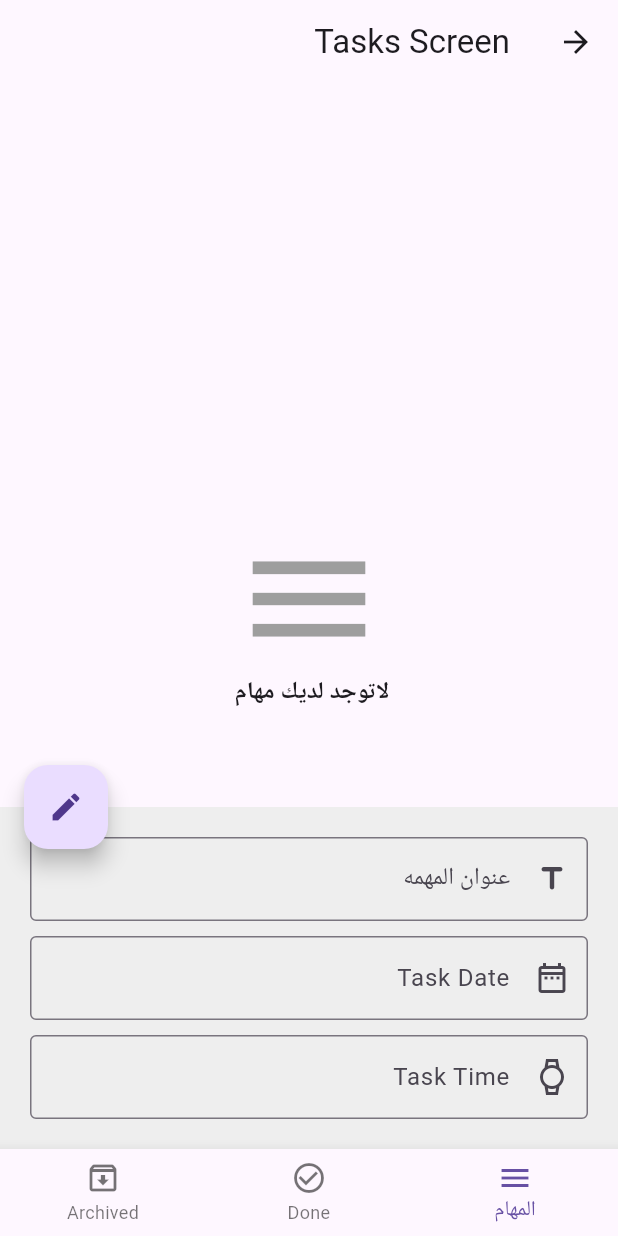
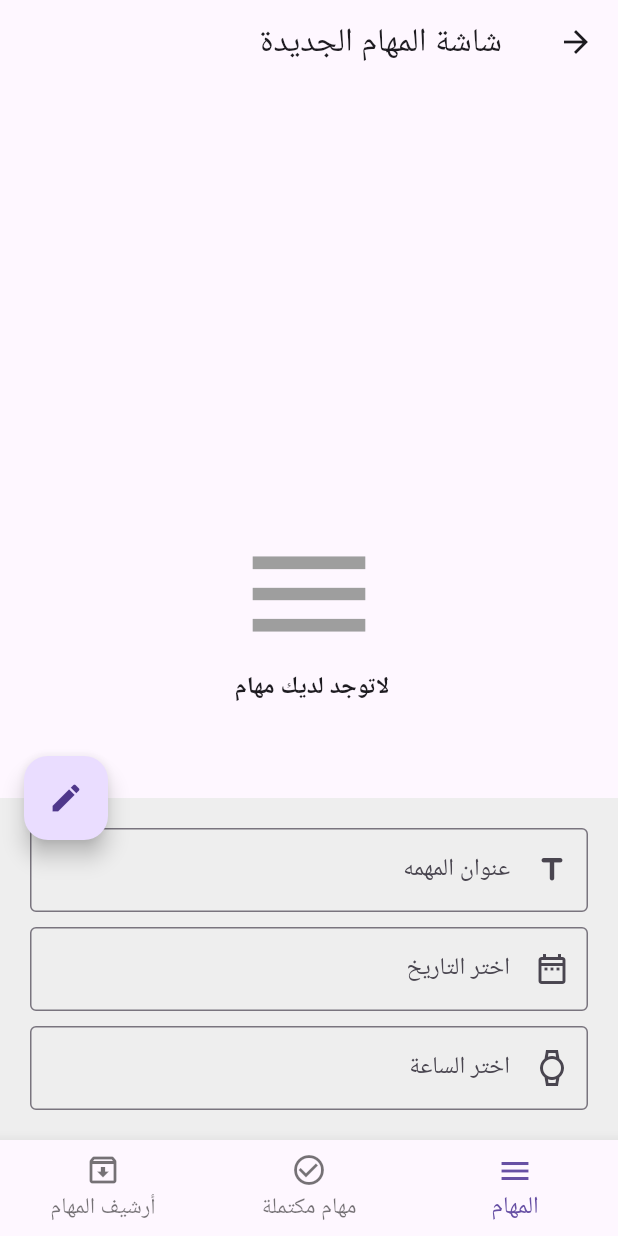
Before and after one commit to Suhaildeveloper/todoapp, a Flutter app: the screen it shows after launch, after a tap on the "edit" icon, on a phone screen of 412 x 824 dp. Run offline on Flutter 3.47's test engine with Material 3 defaults, Android fonts, the phone set to English and light mode, and no system bars; our stand-ins replace bloc, conditional_builder_null_safety, flutter_bloc, sqflite; accounts and stored records are empty.

Commit message:
tr.(context) # For translate text Title Screen

```diff
--- a/assets/lang/ar.json
+++ b/assets/lang/ar.json
@@ -1,6 +1,15 @@
 {
     "text_one":"عنوان المهمه",
-    "tasks_screen":"شاشة المهام",
-    "tasks":"المهام",
-    "no_tasks":"لاتوجد لديك مهام "
+    "tasks_screen":" شاشة المهام الجديدة",
+    "done_tasks_screen":" شاشة المهام المكتملة",
+    "archive_screen":"شاشةأرشيف المهام",
+    "tasks_bottom":"المهام",
+    "done_tasks_bottom":"مهام مكتملة",
+    "archive_tasks_bottom":"أرشيف المهام",
+    "no_tasks":"لاتوجد لديك مهام ",
+    "task_date":"اختر التاريخ",
+    "task_time":"اختر الساعة",
+    "warning_title":"لايمكن ترك عنوان المهمه فارغاً",
+    "warning_date":"لايمكن ترك التاريخ فارغاً",
+    "warning_time":"لايمكن ترك الزمن فارغاً"
 }
--- a/lib/layout/home_screen.dart
+++ b/lib/layout/home_screen.dart
@@ -35,14 +35,15 @@ class HomeLayout extends StatelessWidget {
           AppCubit cubit = AppCubit.get(context);
           return Scaffold(
             key: scaffoldKey,
-            appBar: AppBar(
-              title: Text(cubit.titles[cubit.currentIndex]),
+            appBar: AppBar(  // tr.(context) # For translate text Title Screen
+              title: Text(cubit.titles[cubit.currentIndex].tr(context)),
             ),
             body: ConditionalBuilder(
-              condition: state is! AppGetDatabaseLoadingState,
-              builder: (context) => cubit.screens[cubit.currentIndex],
-              fallback: (context) =>  Center(child: CircularProgressIndicator())),
-              //cubit.newDataTasks.isEmpty
+                condition: state is! AppGetDatabaseLoadingState,
+                builder: (context) => cubit.screens[cubit.currentIndex],
+                fallback: (context) =>
+                    Center(child: CircularProgressIndicator())),
+            //cubit.newDataTasks.isEmpty
 
             floatingActionButton: FloatingActionButton(
               onPressed: () {
@@ -71,21 +72,18 @@ class HomeLayout extends StatelessWidget {
                                   TextFormField(
                                     keyboardType: TextInputType.text,
                                     decoration: InputDecoration(
-                                      label: Text(
-                                        "text_one".tr(context)
-                                      ),
+                                      label: Text("text_one".tr(context)),
                                       prefixIcon: Icon(Icons.title_rounded),
                                       border: OutlineInputBorder(),
                                     ),
                                     validator: (value) {
                                       if (value!.isEmpty) {
-                                        return "title must not be Empty";
+                                        return "warning_title".tr(context);
                                       } else {
                                         return null;
                                       }
                                     },
-                                    onTap: () {
-                                    },
+                                    onTap: () {},
                                     controller: titleController,
                                   ),
                                   SizedBox(
@@ -94,14 +92,14 @@ class HomeLayout extends StatelessWidget {
                                   TextFormField(
                                     keyboardType: TextInputType.datetime,
                                     decoration: InputDecoration(
-                                      label: Text("Task Date"),
+                                      label: Text("task_date".tr(context)),
                                       prefixIcon:
                                           Icon(Icons.date_range_outlined),
                                       border: OutlineInputBorder(),
                                     ),
                                     validator: (value) {
                                       if (value!.isEmpty) {
-                                        return "Task Date must not be Empty";
+                                        return "warning_date".tr(context);
                                       } else {
                                         return null;
                                       }
@@ -116,7 +114,6 @@ class HomeLayout extends StatelessWidget {
                                         dateController.text =
                                             DateFormat.MMMMd().format(value!);
                                       });
-
                                     },
                                     controller: dateController,
                                   ),
@@ -126,19 +123,18 @@ class HomeLayout extends StatelessWidget {
                                   TextFormField(
                                     keyboardType: TextInputType.datetime,
                                     decoration: InputDecoration(
-                                      label: Text("Task Time"),
+                                      label: Text("task_time".tr(context)),
                                       prefixIcon: Icon(Icons.watch_outlined),
                                       border: OutlineInputBorder(),
                                     ),
                                     validator: (value) {
                                       if (value!.isEmpty) {
-                                        return "Task Time must not be Empty";
+                                        return "warning_time".tr(context);
                                       } else {
                                         return null;
                                       }
                                     },
                                     onTap: () {
-
                                       showTimePicker(
                                               context: context,
                                               initialTime: TimeOfDay.now())
@@ -170,6 +166,8 @@ class HomeLayout extends StatelessWidget {
             ),
             bottomNavigationBar: BottomNavigationBar(
               type: BottomNavigationBarType.fixed,
+              selectedFontSize: 16.0,
+              unselectedFontSize: 15.0,
               currentIndex: cubit.currentIndex,
               onTap: (index) {
                 cubit.changeCurrent(index);
@@ -177,12 +175,16 @@ class HomeLayout extends StatelessWidget {
               items: [
                 BottomNavigationBarItem(
                   icon: Icon(Icons.menu),
-                  label: 'tasks'.tr(context),
+                  label: 'tasks_bottom'.tr(context),
                 ),
                 BottomNavigationBarItem(
-                    icon: Icon(Icons.check_circle_outline), label: 'Done'),
+                    icon: Icon(Icons.check_circle_outline),
+                    label: 'done_tasks_bottom'.tr(context)
+                    ),
                 BottomNavigationBarItem(
-                    icon: Icon(Icons.archive_outlined), label: 'Archived'),
+                    icon: Icon(Icons.archive_outlined),
+                    label: 'archive_tasks_bottom'.tr(context)
+                    ),
               ],
             ),
           );
--- a/lib/modules/archived_screen.dart
+++ b/lib/modules/archived_screen.dart
@@ -15,6 +15,8 @@ class ArchivedScreen extends StatelessWidget {
 
           return noTasks(dataTasks: dataTasks);
         },
-        listener: (context, state) => {});
+        listener: (context, state) => {
+
+        });
   }
 }
--- a/lib/shared/cubit/cubit.dart
+++ b/lib/shared/cubit/cubit.dart
@@ -1,3 +1,5 @@
+// import 'dart:js';
+
 import 'package:flutter/material.dart';
 import 'package:flutter_bloc/flutter_bloc.dart';
 import 'package:sqflite/sqflite.dart';
@@ -5,6 +7,7 @@ import 'package:udemy_app/modules/archived_screen.dart';
 import 'package:udemy_app/modules/done_screen.dart';
 import 'package:udemy_app/modules/tasks_screen.dart';
 import 'package:udemy_app/shared/cubit/states.dart';
+// import 'package:udemy_app/shared/languge/app_localizations.dart';
 
 class AppCubit extends Cubit<AppStates> {
   AppCubit() : super(AppInitailState());
@@ -16,16 +19,18 @@ class AppCubit extends Cubit<AppStates> {
   IconData fabIcon = Icons.edit;
 
   List<String> titles = [
-    'Tasks Screen',
-    'Done Task Screen',
-    'Archived Task Screen',
+    'tasks_screen',
+    'done_tasks_screen',
+    'archive_screen',
   ];
+
   List<Widget> screens = [
     TaskScreen(),
     DoneScreen(),
     ArchivedScreen(),
   ];
 
+  void changeTitle(int index) {}
   void changeCurrent(int index) {
     currentIndex = index;
     emit(AppBottomNavBarState());
@@ -132,9 +137,12 @@ class AppCubit extends Cubit<AppStates> {
   void deleteDatabase({
     required int id,
   }) {
-    database!.rawDelete('DELETE FROM Test WHERE id = ? ',[id]).then((value) {
+    database!.rawDelete('DELETE FROM Test WHERE id = ? ', [id]).then((value) {
       getDataFromDatabase(database);
       emit(AppDeleteDataState());
     });
   }
+
+
 }
+// String tr(BuildContext context) => AppLocalizations.of(context)!.translate(this);
```
Also changed, not shown: assets/lang/en.json (+12 -2 lines).
